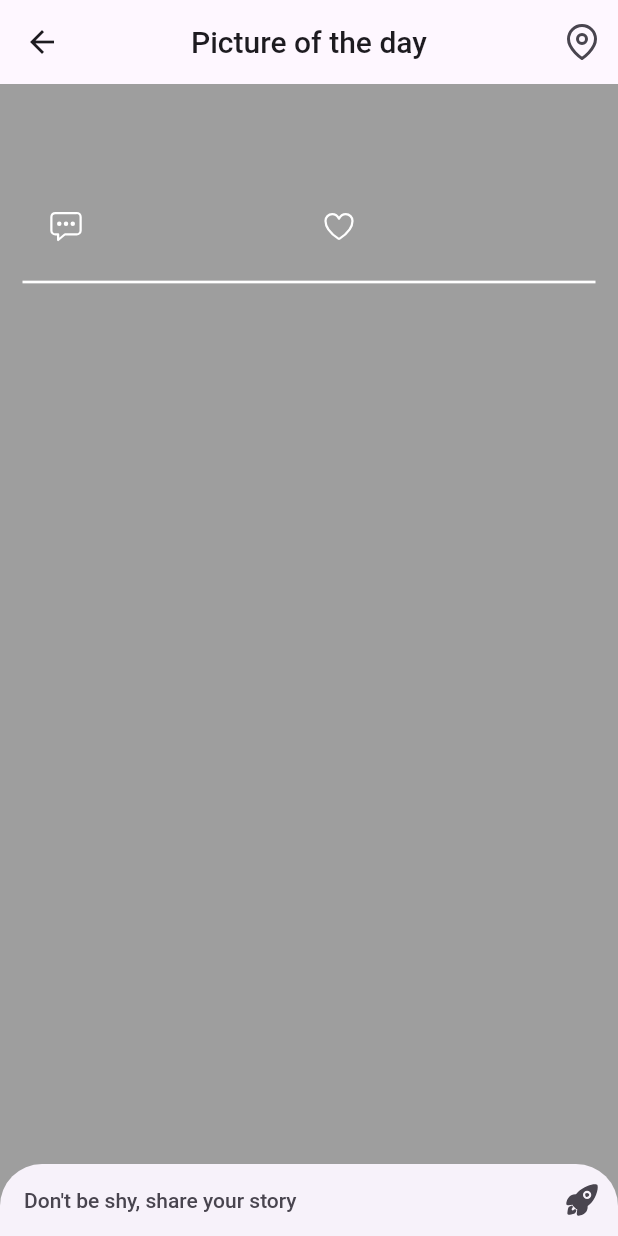
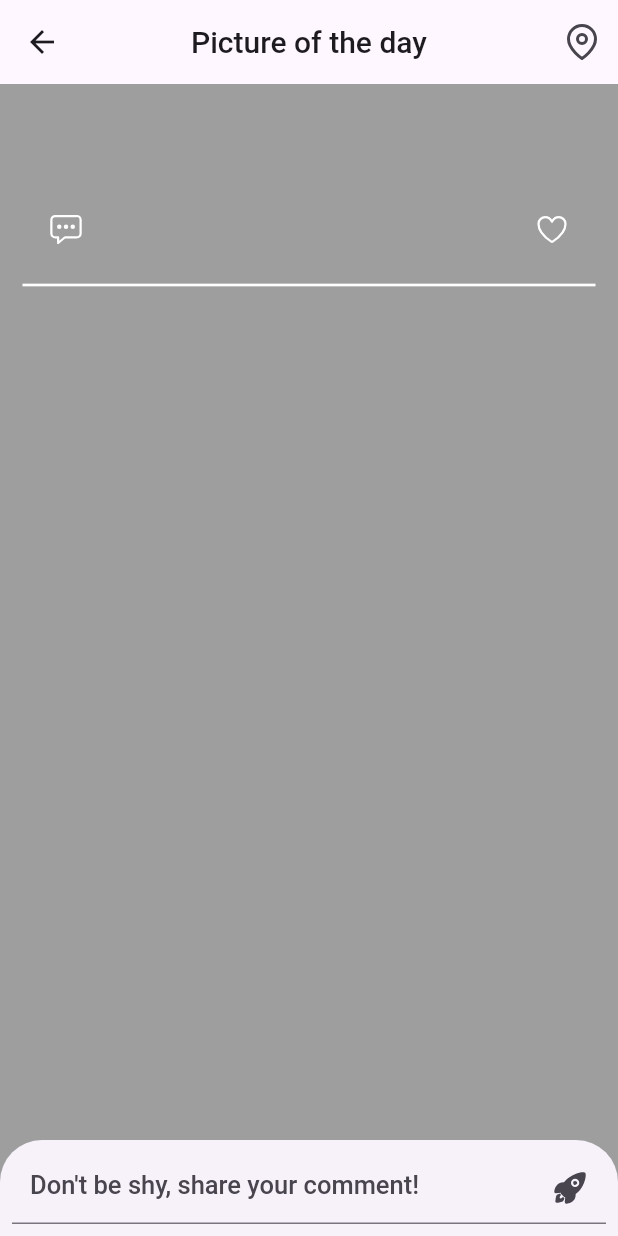
Before and after one commit to jeronasiedu/anon, a Flutter app: the PostDetails screen opened directly with empty values, on a phone screen of 412 x 824 dp. Run offline on Flutter 3.47's test engine with Material 2 defaults, Android fonts, the phone set to English and light mode, and no system bars; our stand-ins replace flutter_chat_bubble, flutter_feather_icons, flutter_svg, google_fonts, ionicons, lottie; Roboto replaces fonts that are missing (Delius).

Commit message:
design form field

```diff
--- a/lib/pages/post_details.dart
+++ b/lib/pages/post_details.dart
@@ -23,6 +23,13 @@ class PostDetails extends StatefulWidget {
 }
 
 class _PostDetailsState extends State<PostDetails> {
+  final _commentController = TextEditingController();
+  @override
+  void dispose() {
+    _commentController.dispose();
+    super.dispose();
+  }
+
   @override
   Widget build(BuildContext context) {
     final String text = widget.text;
@@ -68,7 +75,7 @@ class _PostDetailsState extends State<PostDetails> {
                       text,
                       style: const TextStyle(
                         color: Colors.white,
-                        fontSize: 16,
+                        fontSize: 18,
                       ),
                       maxLines: 6,
                     ),
@@ -99,16 +106,12 @@ class _PostDetailsState extends State<PostDetails> {
                           Ionicons.heart_outline,
                         ),
                       ),
-                      Padding(
-                        padding: const EdgeInsets.only(left: 8),
-                        child: Text(
+                      Text(
                         likes,
                         style: const TextStyle(
                           color: Colors.white,
                         ),
                       ),
-                      ),
-                      const Spacer(),
                     ],
                   ),
                 ],
@@ -121,19 +124,43 @@ class _PostDetailsState extends State<PostDetails> {
           ],
         ),
       ),
-      bottomSheet: TextFormField(
+      bottomSheet: Padding(
+        padding: const EdgeInsets.all(8.0),
+        child: TextFormField(
+          autovalidateMode: AutovalidateMode.onUserInteraction,
+          controller: _commentController,
           textInputAction: TextInputAction.send,
           keyboardType: TextInputType.multiline,
           maxLines: 8,
           minLines: 1,
+          style: const TextStyle(
+            fontSize: 17,
+          ),
+          validator: (text) {
+            if (text == null || text.isEmpty) {
+              return 'Why do you want to post an empty comment?';
+            }
+            return null;
+          },
+          onFieldSubmitted: ((value) {
+            if (_commentController.text.isNotEmpty) {
+              print(_commentController.text);
+              _commentController.clear();
+            }
+          }),
           decoration: InputDecoration(
             suffixIcon: IconButton(
-            onPressed: () {},
+              onPressed: () {
+                if (_commentController.text.isNotEmpty) {
+                  print(_commentController.text);
+                  _commentController.clear();
+                }
+              },
               icon: const Icon(Ionicons.rocket),
             ),
-          hintText: "Don't be shy, share your story",
-          border: const OutlineInputBorder(
-            borderSide: BorderSide.none,
+            contentPadding: const EdgeInsets.all(12),
+            hintText: "Don't be shy, share your comment!",
+            border: const UnderlineInputBorder(),
           ),
         ),
       ),
--- a/lib/pages/profile.dart
+++ b/lib/pages/profile.dart
@@ -41,7 +41,7 @@ class ProfilePage extends StatelessWidget {
                 vertical: 12,
               ),
               child: Text(
-                "MY CONSILIUM",
+                "MY A N O NA",
                 style: Theme.of(context).textTheme.subtitle1,
               ),
             ),
--- a/lib/widgets/single_notification.dart
+++ b/lib/widgets/single_notification.dart
@@ -21,7 +21,9 @@ class SingleNotification extends StatelessWidget {
       title: RichText(
         text: TextSpan(
           text: "An",
-          style: DefaultTextStyle.of(context).style,
+          style: DefaultTextStyle.of(context).style.copyWith(
+                fontSize: 16,
+              ),
           children: [
             const TextSpan(
               text: " Anon",
```
Also changed, not shown: lib/widgets/post.dart (+6 -5 lines), lib/widgets/promo_card.dart (+2 -13 lines). Lines whose indentation alone changed are shown as unchanged.
